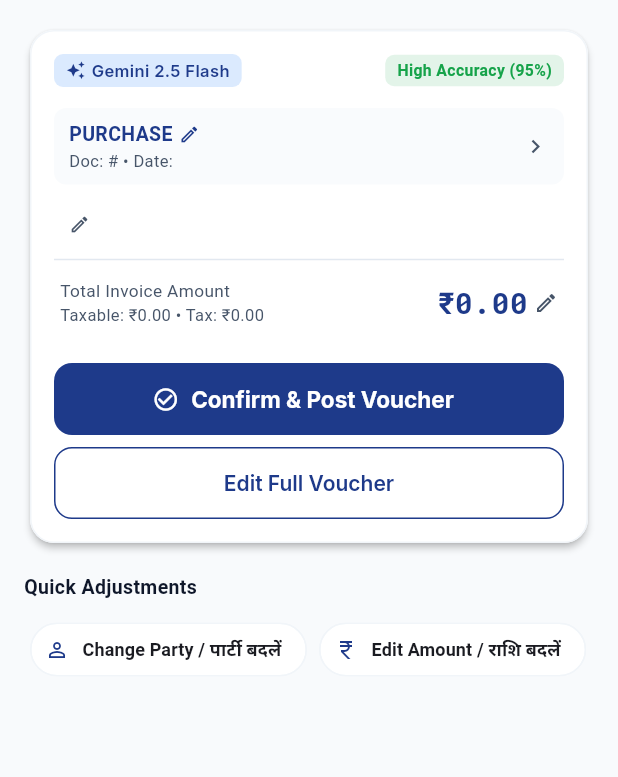
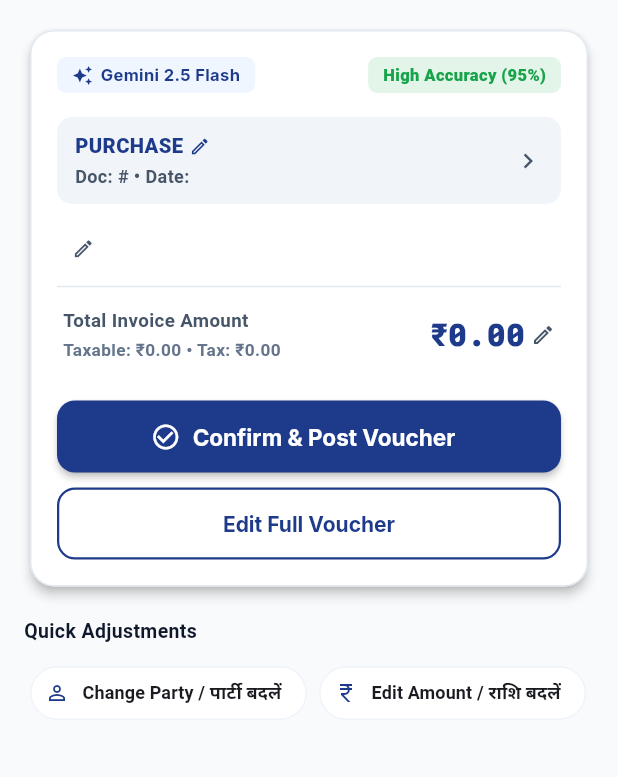
Before and after one commit to anubhav7773/Ledgify, a Flutter app: the AiInvoiceReviewScreen screen opened directly with empty values, on a phone screen of 412 x 824 dp, the part 84-861 px from its top. Run offline on Flutter 3.47's test engine with Material 3 defaults, Android fonts, the phone set to English and light mode, and no system bars; our stand-ins replace file_picker, firebase_auth, firebase_core, fl_chart, flutter_dotenv, google_fonts and 7 more; missing offline and left inert: record; accounts and stored records are empty; network calls fail.

Commit message:
fix(ocr): Add multi-model fallback chain (gemini-2.5-flash, gemini-2.0-flash, gemini-1.5-flash) and high-contrast text styling in AiConfirmationCard

```diff
--- a/client/lib/core/widgets/ai_confirmation_card.dart
+++ b/client/lib/core/widgets/ai_confirmation_card.dart
@@ -57,14 +57,14 @@ class AiConfirmationCard extends StatelessWidget {
             : 'Low Confidence ($confidencePercent%)');
 
     return Card(
-      elevation: 2,
+      elevation: 3,
       shape: RoundedRectangleBorder(
         borderRadius: BorderRadius.circular(AppColors.cardBorderRadius),
-        side: const BorderSide(color: AppColors.surfaceVariant),
+        side: const BorderSide(color: AppColors.border),
       ),
-      color: AppColors.surfaceCard,
+      color: Colors.white,
       child: Padding(
-        padding: const EdgeInsets.all(16.0),
+        padding: const EdgeInsets.all(18.0),
         child: Column(
           crossAxisAlignment: CrossAxisAlignment.stretch,
           children: [
@@ -73,24 +73,27 @@ class AiConfirmationCard extends StatelessWidget {
               mainAxisAlignment: MainAxisAlignment.spaceBetween,
               children: [
                 Container(
-                  padding: const EdgeInsets.symmetric(horizontal: 8, vertical: 3),
+                  padding: const EdgeInsets.symmetric(horizontal: 10, vertical: 4),
                   decoration: BoxDecoration(
-                    color: AppColors.primaryLight,
+                    color: AppColors.primaryContainer,
                     borderRadius: BorderRadius.circular(6),
                   ),
                   child: Row(
                     children: [
-                      const Icon(Icons.auto_awesome, size: 13, color: AppColors.primary),
-                      const SizedBox(width: 4),
+                      const Icon(Icons.auto_awesome, size: 14, color: AppColors.primary),
+                      const SizedBox(width: 5),
                       Text(
                         'Gemini 2.5 Flash',
-                        style: AppTypography.labelSmall.copyWith(color: AppColors.primary),
+                        style: AppTypography.labelSmall.copyWith(
+                          color: AppColors.primary,
+                          fontWeight: FontWeight.w700,
+                        ),
                       ),
                     ],
                   ),
                 ),
                 Container(
-                  padding: const EdgeInsets.symmetric(horizontal: 8, vertical: 3),
+                  padding: const EdgeInsets.symmetric(horizontal: 10, vertical: 4),
                   decoration: BoxDecoration(
                     color: confidenceColor.withOpacity(0.12),
                     borderRadius: BorderRadius.circular(6),
@@ -98,25 +101,25 @@ class AiConfirmationCard extends StatelessWidget {
                   child: Text(
                     confidenceLabel,
                     style: TextStyle(
-                      fontSize: 10.5,
-                      fontWeight: FontWeight.w700,
+                      fontSize: 11,
+                      fontWeight: FontWeight.w800,
                       color: confidenceColor,
                     ),
                   ),
                 ),
               ],
             ),
-            const SizedBox(height: 14),
+            const SizedBox(height: 16),
 
             // Document Header & Voucher Type (Tap to Edit)
             InkWell(
               onTap: onEditVoucherType,
-              borderRadius: BorderRadius.circular(8),
+              borderRadius: BorderRadius.circular(10),
               child: Container(
-                padding: const EdgeInsets.symmetric(horizontal: 10, vertical: 8),
+                padding: const EdgeInsets.symmetric(horizontal: 12, vertical: 10),
                 decoration: BoxDecoration(
-                  color: AppColors.surfaceVariant.withOpacity(0.4),
-                  borderRadius: BorderRadius.circular(8),
+                  color: const Color(0xFFF1F5F9),
+                  borderRadius: BorderRadius.circular(10),
                 ),
                 child: Row(
                   mainAxisAlignment: MainAxisAlignment.spaceBetween,
@@ -128,21 +131,33 @@ class AiConfirmationCard extends StatelessWidget {
                           children: [
                             Text(
                               voucherType.toUpperCase(),
-                              style: const TextStyle(fontWeight: FontWeight.w700, fontSize: 13, color: AppColors.primary),
+                              style: const TextStyle(
+                                fontWeight: FontWeight.w800,
+                                fontSize: 13.5,
+                                color: AppColors.primary,
+                              ),
                             ),
                             const SizedBox(width: 4),
                             const Icon(Icons.edit_outlined, size: 14, color: AppColors.primary),
                           ],
                         ),
-                        Text('Doc: #$voucherNumber • Date: $voucherDate', style: const TextStyle(fontSize: 11, color: AppColors.textSecondary)),
+                        const SizedBox(height: 2),
+                        Text(
+                          'Doc: #$voucherNumber • Date: $voucherDate',
+                          style: const TextStyle(
+                            fontSize: 12,
+                            fontWeight: FontWeight.w600,
+                            color: Color(0xFF475569),
+                          ),
+                        ),
                       ],
                     ),
-                    const Icon(Icons.chevron_right, size: 18, color: AppColors.textSecondary),
+                    const Icon(Icons.chevron_right, size: 20, color: Color(0xFF475569)),
                   ],
                 ),
               ),
             ),
-            const SizedBox(height: 12),
+            const SizedBox(height: 14),
 
             // Party Details Row (Tap to Edit)
             InkWell(
@@ -159,13 +174,30 @@ class AiConfirmationCard extends StatelessWidget {
                         children: [
                           Row(
                             children: [
-                              Text(partyName, style: const TextStyle(fontWeight: FontWeight.w700, fontSize: 15)),
+                              Text(
+                                partyName,
+                                style: const TextStyle(
+                                  fontWeight: FontWeight.w800,
+                                  fontSize: 16,
+                                  color: Color(0xFF0F172A),
+                                ),
+                              ),
                               const SizedBox(width: 6),
-                              const Icon(Icons.edit_outlined, size: 14, color: AppColors.textSecondary),
+                              const Icon(Icons.edit_outlined, size: 15, color: Color(0xFF475569)),
                             ],
                           ),
-                          if (partyGstin != null && partyGstin!.isNotEmpty)
-                            Text('GSTIN: $partyGstin', style: const TextStyle(fontSize: 11.5, fontFamily: 'monospace', color: AppColors.textSecondary)),
+                          if (partyGstin != null && partyGstin!.isNotEmpty) ...[
+                            const SizedBox(height: 2),
+                            Text(
+                              'GSTIN: $partyGstin',
+                              style: const TextStyle(
+                                fontSize: 12,
+                                fontFamily: 'monospace',
+                                fontWeight: FontWeight.w600,
+                                color: Color(0xFF475569),
+                              ),
+                            ),
+                          ],
                         ],
                       ),
                     ),
@@ -173,34 +205,49 @@ class AiConfirmationCard extends StatelessWidget {
                 ),
               ),
             ),
-            const Divider(height: 18),
+            const Divider(height: 20, color: AppColors.divider),
 
             // Line Items Mini-Preview
             if (lineItems != null && lineItems!.isNotEmpty) ...[
-              const Text('Line Items', style: TextStyle(fontWeight: FontWeight.w700, fontSize: 12, color: AppColors.textSecondary)),
-              const SizedBox(height: 6),
-              ...lineItems!.take(3).map((item) {
+              const Text(
+                'Line Items',
+                style: TextStyle(
+                  fontWeight: FontWeight.w800,
+                  fontSize: 13,
+                  color: Color(0xFF0F172A),
+                ),
+              ),
+              const SizedBox(height: 8),
+              ...lineItems!.take(4).map((item) {
                 return Padding(
-                  padding: const EdgeInsets.symmetric(vertical: 2.0),
+                  padding: const EdgeInsets.symmetric(vertical: 3.0),
                   child: Row(
                     mainAxisAlignment: MainAxisAlignment.spaceBetween,
                     children: [
                       Expanded(
                         child: Text(
                           item['description'] ?? 'Item',
-                          style: const TextStyle(fontSize: 12),
+                          style: const TextStyle(
+                            fontSize: 13,
+                            fontWeight: FontWeight.w600,
+                            color: Color(0xFF0F172A),
+                          ),
                           overflow: TextOverflow.ellipsis,
                         ),
                       ),
                       Text(
-                        '₹${((item['total'] ?? item['amount'] ?? 0) as num).toStringAsFixed(2)}',
-                        style: const TextStyle(fontSize: 12, fontWeight: FontWeight.w600),
+                        '₹${((item['total_amount'] ?? item['total'] ?? item['amount'] ?? 0) as num).toStringAsFixed(2)}',
+                        style: const TextStyle(
+                          fontSize: 13,
+                          fontWeight: FontWeight.w700,
+                          color: Color(0xFF0F172A),
+                        ),
                       ),
                     ],
                   ),
                 );
               }),
-              const Divider(height: 18),
+              const Divider(height: 20, color: AppColors.divider),
             ],
 
             // Amount & Tax Breakdown (Tap to Edit)
@@ -215,25 +262,44 @@ class AiConfirmationCard extends StatelessWidget {
                     Column(
                       crossAxisAlignment: CrossAxisAlignment.start,
                       children: [
-                        const Text('Total Invoice Amount', style: TextStyle(fontSize: 11.5, color: AppColors.textSecondary)),
-                        Text('Taxable: ₹${taxableAmount.toStringAsFixed(2)} • Tax: ₹${taxAmount.toStringAsFixed(2)}', style: const TextStyle(fontSize: 11, color: AppColors.textSecondary)),
+                        const Text(
+                          'Total Invoice Amount',
+                          style: TextStyle(
+                            fontSize: 12.5,
+                            fontWeight: FontWeight.w700,
+                            color: Color(0xFF475569),
+                          ),
+                        ),
+                        const SizedBox(height: 2),
+                        Text(
+                          'Taxable: ₹${taxableAmount.toStringAsFixed(2)} • Tax: ₹${taxAmount.toStringAsFixed(2)}',
+                          style: const TextStyle(
+                            fontSize: 11.5,
+                            fontWeight: FontWeight.w600,
+                            color: Color(0xFF64748B),
+                          ),
+                        ),
                       ],
                     ),
                     Row(
                       children: [
                         Text(
                           CurrencyFormatter.formatInr(totalAmount),
-                          style: AppTypography.currencyText.copyWith(fontSize: 20, color: AppColors.primary),
+                          style: AppTypography.currencyText.copyWith(
+                            fontSize: 21,
+                            fontWeight: FontWeight.w900,
+                            color: AppColors.primary,
+                          ),
                         ),
                         const SizedBox(width: 4),
-                        const Icon(Icons.edit_outlined, size: 16, color: AppColors.textSecondary),
+                        const Icon(Icons.edit_outlined, size: 16, color: Color(0xFF475569)),
                       ],
                     ),
                   ],
                 ),
               ),
             ),
-            const SizedBox(height: 20),
+            const SizedBox(height: 22),
 
             // Action Buttons (48dp Touch Targets)
             SizedBox(
@@ -243,10 +309,11 @@ class AiConfirmationCard extends StatelessWidget {
                   backgroundColor: AppColors.primary,
                   foregroundColor: Colors.white,
                   shape: RoundedRectangleBorder(borderRadius: BorderRadius.circular(12)),
+                  elevation: 2,
                 ),
                 icon: isSubmitting
                     ? const SizedBox(width: 18, height: 18, child: CircularProgressIndicator(strokeWidth: 2, color: Colors.white))
-                    : const Icon(Icons.check_circle_outline),
+                    : const Icon(Icons.check_circle_outline, size: 20),
                 label: Text(
                   isSubmitting ? 'Posting Voucher...' : 'Confirm & Post Voucher',
                   style: const TextStyle(fontSize: 15, fontWeight: FontWeight.w700),
@@ -254,7 +321,7 @@ class AiConfirmationCard extends StatelessWidget {
                 onPressed: isSubmitting ? null : onConfirm,
               ),
             ),
-            const SizedBox(height: 8),
+            const SizedBox(height: 10),
 
             if (onEditFullVoucher != null)
               SizedBox(
@@ -262,10 +329,11 @@ class AiConfirmationCard extends StatelessWidget {
                 child: OutlinedButton(
                   style: OutlinedButton.styleFrom(
                     foregroundColor: AppColors.primary,
+                    side: const BorderSide(color: AppColors.primary, width: 1.5),
                     shape: RoundedRectangleBorder(borderRadius: BorderRadius.circular(12)),
                   ),
                   onPressed: onEditFullVoucher,
-                  child: const Text('Edit Full Voucher', style: TextStyle(fontWeight: FontWeight.w600)),
+                  child: const Text('Edit Full Voucher', style: TextStyle(fontWeight: FontWeight.w700)),
                 ),
               ),
           ],
```
Also changed, not shown: 2 other files.
